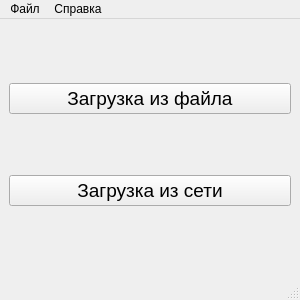
Old version of the form src/UI/mainwindow.ui in the repository KorzikAlex/Satellites.
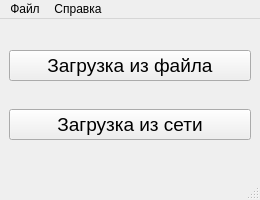
New version of the form. Icons and pictures are not drawn.

```diff
--- a/src/UI/mainwindow.ui
+++ b/src/UI/mainwindow.ui
@@ -9,15 +9,21 @@
    <rect>
     <x>0</x>
     <y>0</y>
-    <width>300</width>
-    <height>300</height>
+    <width>260</width>
+    <height>200</height>
    </rect>
   </property>
-  <property name="sizePolicy">
-   <sizepolicy hsizetype="Preferred" vsizetype="Preferred">
-    <horstretch>0</horstretch>
-    <verstretch>0</verstretch>
-   </sizepolicy>
+  <property name="minimumSize">
+   <size>
+    <width>260</width>
+    <height>200</height>
+   </size>
+  </property>
+  <property name="maximumSize">
+   <size>
+    <width>400</width>
+    <height>400</height>
+   </size>
   </property>
   <property name="font">
    <font>
@@ -40,8 +46,11 @@
   <property name="autoFillBackground">
    <bool>false</bool>
   </property>
+  <property name="styleSheet">
+   <string notr="true"/>
+  </property>
   <property name="toolButtonStyle">
-   <enum>Qt::ToolButtonStyle::ToolButtonIconOnly</enum>
+   <enum>Qt::ToolButtonStyle::ToolButtonTextUnderIcon</enum>
   </property>
   <property name="tabShape">
    <enum>QTabWidget::TabShape::Rounded</enum>
@@ -140,7 +149,7 @@
     <rect>
      <x>0</x>
      <y>0</y>
-     <width>300</width>
+     <width>260</width>
      <height>25</height>
     </rect>
    </property>
```
Left out of the diff: 43 changed lines with no effect on the pictures.
